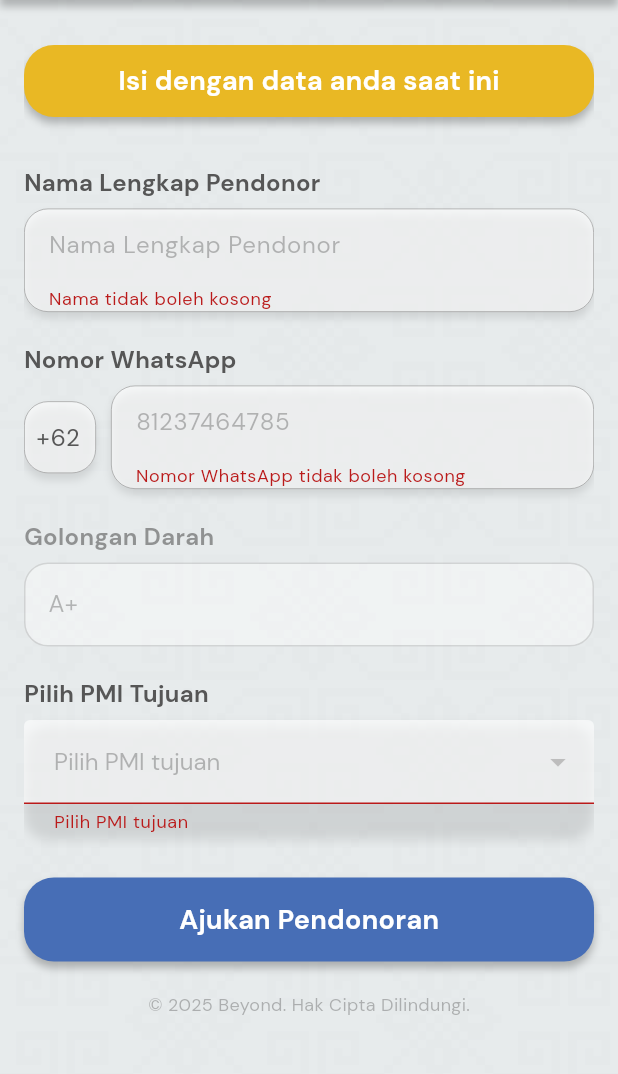
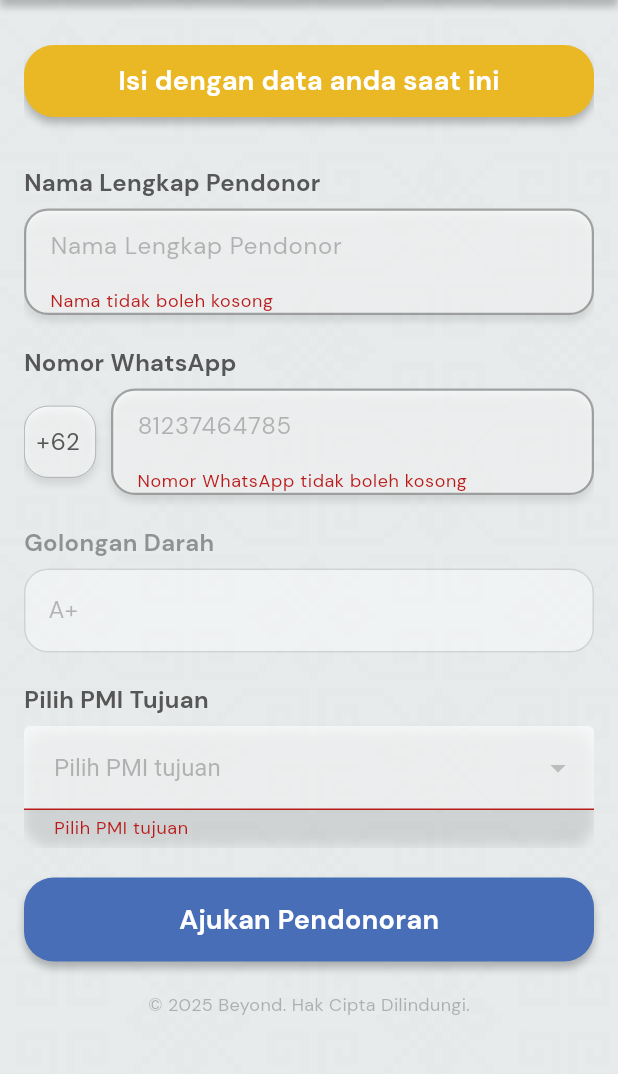
Before and after one commit to MuhammadBintang27/DarahTanyoe_App, a Flutter app: the DataPendonoranBiasa screen opened directly, after a tap on "Pilih riwayat penyakit", after a tap on "Ajukan Pendonoran", on a phone screen of 412 x 824 dp, the part 144-1218 px from its top. Run offline on Flutter 3.47's test engine with Material 3 defaults, Android fonts, the phone set to English and light mode, and no system bars; our stand-ins replace dotted_border, firebase_core, firebase_messaging, flutter_dotenv, flutter_layout_grid, flutter_local_notifications and 10 more; accounts and stored records are empty; network calls fail; project files that could hold a hidden picture were left out.

Commit message:
refactor: font optimization and UI improvements
- Replace GoogleFonts with global font config for performance (~130 instances removed)
- Fix registration animation loop and textfield border rendering
- Improve toast notifications with topRight position
- Enhance empty states, blood stock display, and map attributions

```diff
--- a/lib/components/bloodCard.dart
+++ b/lib/components/bloodCard.dart
@@ -252,7 +252,6 @@ class BloodCard extends StatelessWidget {
                               style: TextStyle(
                                 fontSize: progressFontSize,
                                 color: AppTheme.neutral_01,
-                                fontFamily: 'DM Sans',
                               ),
                               children: [
                                 TextSpan(text: 'Telah terisi '),
--- a/lib/components/my_button.dart
+++ b/lib/components/my_button.dart
@@ -1,5 +1,4 @@
 import 'package:flutter/material.dart';
-import 'package:google_fonts/google_fonts.dart';
 
 class MyButton extends StatelessWidget {
   final String text;
@@ -37,7 +36,7 @@ class MyButton extends StatelessWidget {
           padding: const EdgeInsets.symmetric(vertical: 2), // Padding tambahan di dalam button
           child: Text(
             text,
-            style: GoogleFonts.dmSans(
+            style: const TextStyle(
               color: Colors.white,
               fontSize: 16,
               fontWeight: FontWeight.bold,
--- a/lib/components/my_textfield.dart
+++ b/lib/components/my_textfield.dart
@@ -1,7 +1,6 @@
 import 'package:darahtanyoe_app/theme/theme.dart';
 import 'package:flutter/material.dart';
 import 'package:intl/intl.dart';
-import 'package:google_fonts/google_fonts.dart';
 
 
 enum InputType { text, dropdown, date }
@@ -86,6 +85,7 @@ class _MyTextFieldState extends State<MyTextField> {
 
     return Container(
       width: double.infinity,
+      clipBehavior: Clip.none,
       decoration: BoxDecoration(
         color: widget.isAuth ? textColor.withOpacity(0.11) : Colors.white60,
         boxShadow: widget.isAuth == false
@@ -97,17 +97,17 @@ class _MyTextFieldState extends State<MyTextField> {
           )
         ] : [],
         borderRadius: BorderRadius.circular(16),
-        border: Border.all(color: borderColor, width: 0.5),
+        border: Border.all(color: borderColor, width: 1.5),
       ),
       padding: const EdgeInsets.symmetric(horizontal: 16),
       child: widget.inputType == InputType.text
           ? TextFormField(
         controller: _controller,
         readOnly: widget.readOnly,
-        style: GoogleFonts.dmSans(color: textColor),
+        style: TextStyle(color: textColor),
         decoration: InputDecoration(
           hintText: widget.hintText,
-          hintStyle: GoogleFonts.dmSans(color: textColor.withOpacity(0.4)),
+          hintStyle: TextStyle(color: textColor.withOpacity(0.4)),
           border: InputBorder.none,
         ),
         keyboardType: widget.keyboardType,
@@ -121,15 +121,15 @@ class _MyTextFieldState extends State<MyTextField> {
           value: _selectedDropdownValue,
           hint: Text(
             widget.hintText,
-            style: GoogleFonts.dmSans(color: textColor.withOpacity(0.4)),
+            style: TextStyle(color: textColor.withOpacity(0.4)),
           ),
           icon: Icon(Icons.arrow_drop_down, color: textColor),
-          style: GoogleFonts.dmSans(color: textColor),
+          style: TextStyle(color: textColor),
           dropdownColor: Colors.black87.withOpacity(0.9),
           items: widget.dropdownItems?.map((String item) {
             return DropdownMenuItem<String>(
               value: item,
-              child: Text(item, style: GoogleFonts.dmSans(color: textColor)),
+              child: Text(item, style: TextStyle(color: textColor)),
             );
           }).toList(),
           onChanged: (value) {
@@ -145,11 +145,11 @@ class _MyTextFieldState extends State<MyTextField> {
         child: AbsorbPointer(
           child: TextFormField(
             controller: _controller,
-            style: GoogleFonts.dmSans(color: textColor),
+            style: TextStyle(color: textColor),
             decoration: InputDecoration(
               hintText: widget.hintText,
               hintStyle:
-              GoogleFonts.dmSans(color: textColor.withOpacity(0.7)),
+              TextStyle(color: textColor.withOpacity(0.7)),
               border: InputBorder.none,
               suffixIcon: Icon(Icons.calendar_today, color: textColor),
             ),
--- a/lib/pages/authentication/personal_info.dart
+++ b/lib/pages/authentication/personal_info.dart
@@ -1,7 +1,6 @@
 import 'package:darahtanyoe_app/pages/authentication/address_page.dart';
 import 'package:darahtanyoe_app/theme/theme.dart';
 import 'package:flutter/material.dart';
-import 'package:google_fonts/google_fonts.dart';
 import 'package:darahtanyoe_app/components/copyright.dart';
 import 'package:darahtanyoe_app/components/my_button.dart';
 import '../../components/my_textfield.dart';
@@ -66,7 +65,7 @@ class _PersonalInfoState extends State<PersonalInfo> {
       children: [
         Text(
           text,
-          style: GoogleFonts.dmSans(
+          style: const TextStyle(
             color: Colors.white,
             fontSize: 16,
             fontWeight: FontWeight.bold,
@@ -150,7 +149,7 @@ class _PersonalInfoState extends State<PersonalInfo> {
                           Center(
                             child: Text(
                               'DATA DIRI',
-                              style: GoogleFonts.dmSans(
+                              style: const TextStyle(
                                 color: Colors.white,
                                 fontSize: 26,
                                 fontWeight: FontWeight.bold,
--- a/lib/pages/donor_darah/data_donor_biasa.dart
+++ b/lib/pages/donor_darah/data_donor_biasa.dart
@@ -9,7 +9,6 @@ import 'package:darahtanyoe_app/theme/theme.dart';
 import 'package:flutter/material.dart';
 import 'package:darahtanyoe_app/service/toast_service.dart';
 import 'package:flutter_dotenv/flutter_dotenv.dart';
-import 'package:google_fonts/google_fonts.dart';
 import 'package:flutter_secure_storage/flutter_secure_storage.dart';
 import 'package:http/http.dart' as http;
 
@@ -202,7 +201,7 @@ class _DataPendonoranBiasaState extends State<DataPendonoranBiasa> {
         padding: const EdgeInsets.only(bottom: 6),
         child: Text(
           text,
-          style: GoogleFonts.dmSans(
+          style: TextStyle(
             color: text == "Golongan Darah" ? AppTheme.neutral_01.withOpacity(0.6) : AppTheme.neutral_01,
             fontWeight: FontWeight.w600,
             fontSize: 16,
@@ -260,7 +259,7 @@ class _DataPendonoranBiasaState extends State<DataPendonoranBiasa> {
                                     )
                                   : Text(
                                       'Isi dengan data anda saat ini',
-                                      style: GoogleFonts.dmSans(
+                                      style: TextStyle(
                                         color: Colors.white,
                                         fontSize: 18,
                                         fontWeight: FontWeight.w600,
@@ -313,11 +312,11 @@ class _DataPendonoranBiasaState extends State<DataPendonoranBiasa> {
                                   child: TextFormField(
                                     controller: _countryCodeController,
                                     readOnly: true,
-                                    style: GoogleFonts.dmSans(color: AppTheme.neutral_01),
+                                    style: TextStyle(color: AppTheme.neutral_01),
                                     decoration: InputDecoration(
                                       border: InputBorder.none,
                                       hintText: '+62',
-                                      hintStyle: GoogleFonts.dmSans(color: AppTheme.neutral_01),
+                                      hintStyle: TextStyle(color: AppTheme.neutral_01),
                                     ),
                                     textAlign: TextAlign.center,
                                   ),
@@ -347,7 +346,7 @@ class _DataPendonoranBiasaState extends State<DataPendonoranBiasa> {
                             TextFormField(
                               readOnly: true,
                               controller: _bloodTypeController,
-                              style: GoogleFonts.dmSans(
+                              style: TextStyle(
                                 color: AppTheme.neutral_01.withOpacity(0.4),
                                 fontSize: 16,
                               ),
@@ -394,13 +393,13 @@ class _DataPendonoranBiasaState extends State<DataPendonoranBiasa> {
                                     borderSide: BorderSide(color: AppTheme.neutral_01.withOpacity(0.3)),
                                   ),
                                 ),
-                                style: GoogleFonts.dmSans(
+                                style: TextStyle(
                                   color: AppTheme.neutral_01,
                                   fontSize: 16,
                                 ),
                                 hint: Text(
                                   _isLoadingPMI ? 'Memuat daftar PMI...' : 'Pilih PMI tujuan',
-                                  style: GoogleFonts.dmSans(
+                                  style: TextStyle(
                                     color: AppTheme.neutral_01.withOpacity(0.4),
                                     fontSize: 16,
                                   ),
@@ -412,7 +411,7 @@ class _DataPendonoranBiasaState extends State<DataPendonoranBiasa> {
                                     value: id,
                                     child: Text(
                                       name,
-                                      style: GoogleFonts.dmSans(
+                                      style: TextStyle(
                                         color: AppTheme.neutral_01,
                                         fontSize: 16,
                                       ),
@@ -461,13 +460,13 @@ class _DataPendonoranBiasaState extends State<DataPendonoranBiasa> {
                                     borderSide: BorderSide(color: AppTheme.neutral_01.withOpacity(0.3)),
                                   ),
                                 ),
-                                style: GoogleFonts.dmSans(
+                                style: TextStyle(
                                   color: AppTheme.neutral_01,
                                   fontSize: 16,
                                 ),
                                 hint: Text(
                                   'Pilih riwayat penyakit',
-                                  style: GoogleFonts.dmSans(
+                                  style: TextStyle(
                                     color: AppTheme.neutral_01.withOpacity(0.4),
                                     fontSize: 16,
                                   ),
@@ -477,7 +476,7 @@ class _DataPendonoranBiasaState extends State<DataPendonoranBiasa> {
                                     value: item,
                                     child: Text(
                                       item,
-                                      style: GoogleFonts.dmSans(
+                                      style: TextStyle(
                                         color: AppTheme.neutral_01,
                                         fontSize: 16,
                                       ),
@@ -538,7 +537,7 @@ class _DataPendonoranBiasaState extends State<DataPendonoranBiasa> {
                             )
                           : Text(
                               'Ajukan Pendonoran',
-                              style: GoogleFonts.dmSans(
+                              style: TextStyle(
                                 color: Colors.white,
                                 fontSize: 18,
                                 fontWeight: FontWeight.bold,
--- a/lib/service/toast_service.dart
+++ b/lib/service/toast_service.dart
@@ -4,7 +4,7 @@ import 'package:flutter/material.dart';
 
 enum ToastType { success, error, info, warning }
 
-enum ToastPosition { top, bottom }
+enum ToastPosition { top, bottom, topRight }
 
 class ToastAction {
   final String label;
@@ -28,7 +28,7 @@ class ToastService {
     String? title,
     ToastType type = ToastType.info,
     Duration duration = const Duration(seconds: 3),
-    ToastPosition position = ToastPosition.bottom,
+    ToastPosition position = ToastPosition.topRight,
     ToastAction? action,
     bool dismissible = true,
     bool queueable = true,
@@ -94,7 +94,7 @@ class ToastService {
     required String message,
     String? title,
     Duration duration = const Duration(seconds: 3),
-    ToastPosition position = ToastPosition.bottom,
+    ToastPosition position = ToastPosition.topRight,
     ToastAction? action,
     bool dismissible = true,
   }) =>
@@ -114,7 +114,7 @@ class ToastService {
     required String message,
     String? title,
     Duration duration = const Duration(seconds: 4),
-    ToastPosition position = ToastPosition.bottom,
+    ToastPosition position = ToastPosition.topRight,
     ToastAction? action,
     bool dismissible = true,
   }) =>
@@ -134,7 +134,7 @@ class ToastService {
     required String message,
     String? title,
     Duration duration = const Duration(seconds: 3),
-    ToastPosition position = ToastPosition.bottom,
+    ToastPosition position = ToastPosition.topRight,
     ToastAction? action,
     bool dismissible = true,
   }) =>
@@ -154,7 +154,7 @@ class ToastService {
     required String message,
     String? title,
     Duration duration = const Duration(seconds: 3),
-    ToastPosition position = ToastPosition.bottom,
+    ToastPosition position = ToastPosition.topRight,
     ToastAction? action,
     bool dismissible = true,
   }) =>
@@ -240,7 +240,9 @@ class _ToastWidgetState extends State<_ToastWidget>
 
     final slideBegin = widget.position == ToastPosition.bottom
         ? const Offset(0, 0.3)
-        : const Offset(0, -0.3);
+        : widget.position == ToastPosition.topRight
+            ? const Offset(1, 0)
+            : const Offset(0, -0.3);
 
     _offset = Tween<Offset>(begin: slideBegin, end: Offset.zero)
         .chain(CurveTween(curve: Curves.easeOutCubic))
@@ -360,11 +362,15 @@ class _ToastWidgetState extends State<_ToastWidget>
     final padding = widget.position == ToastPosition.bottom
         ? EdgeInsets.only(
             bottom: media.viewInsets.bottom + media.padding.bottom + 16)
-        : EdgeInsets.only(top: media.padding.top + 16);
+        : widget.position == ToastPosition.topRight
+            ? EdgeInsets.only(top: media.padding.top + 16, right: 16)
+            : EdgeInsets.only(top: media.padding.top + 16);
 
     final alignment = widget.position == ToastPosition.bottom
         ? Alignment.bottomCenter
-        : Alignment.topCenter;
+        : widget.position == ToastPosition.topRight
+            ? Alignment.topRight
+            : Alignment.topCenter;
 
     return Positioned.fill(
       child: SafeArea(
@@ -385,11 +391,15 @@ class _ToastWidgetState extends State<_ToastWidget>
                     offset: Offset(0, _dragDistance),
                     child: Container(
                       margin: padding,
-                      padding: const EdgeInsets.symmetric(horizontal: 16),
+                      padding: widget.position == ToastPosition.topRight
+                          ? EdgeInsets.zero
+                          : const EdgeInsets.symmetric(horizontal: 16),
                       child: Material(
                         color: Colors.transparent,
                         child: Container(
-                          constraints: const BoxConstraints(maxWidth: 540),
+                            constraints: BoxConstraints(
+                              maxWidth: widget.position == ToastPosition.topRight ? 360 : 540,
+                            ),
                           decoration: BoxDecoration(
                             color: _bgColor,
                             borderRadius: BorderRadius.circular(12),
@@ -417,7 +427,10 @@ class _ToastWidgetState extends State<_ToastWidget>
                               children: [
                                 Icon(_icon, color: _iconColor, size: 22),
                                 const SizedBox(width: 12),
-                                Expanded(
+                                Flexible(
+                                  fit: widget.position == ToastPosition.topRight
+                                      ? FlexFit.loose
+                                      : FlexFit.tight,
                                   child: Column(
                                     mainAxisSize: MainAxisSize.min,
                                     crossAxisAlignment:
@@ -467,7 +480,7 @@ class _ToastWidgetState extends State<_ToastWidget>
                                     ],
                                   ),
                                 ),
-                                if (widget.dismissible) ...[
+                                if (widget.dismissible && widget.position != ToastPosition.topRight) ...[
                                   const SizedBox(width: 8),
                                   GestureDetector(
                                     onTap: _hide,
```
Also changed, not shown: lib/components/copyright.dart (+4 -7 lines), lib/pages/authentication/address_page.dart (+27 -10 lines), lib/pages/authentication/login_page.dart (+5 -6 lines), lib/pages/authentication/verify_otp_page.dart (+6 -7 lines), lib/pages/donor_darah/data_donor_darah.dart (+9 -10 lines), lib/pages/mainpage/edit_profil.dart (+19 -11 lines), lib/pages/mainpage/home_screen.dart (+14 -4 lines), lib/pages/mainpage/informasi_pmi.dart (+10 -10 lines), lib/pages/mainpage/profil.dart (+3 -28 lines), lib/pages/mainpage/transaksi.dart (+8 -3 lines), lib/service/auth_service.dart (+8 -7 lines), 1 other file.
